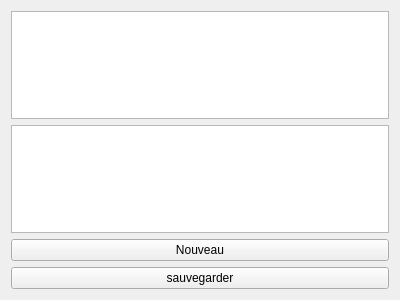
Above: MariaDB/widget.ui from enaarmen/VoiceWatcherYves before the change. Below: the same form after it.
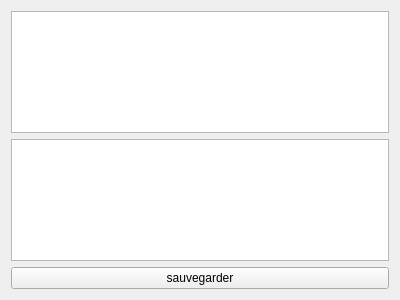
That is the form after the change.

Commit message: bouton nouveau enlevé car inutile.

```diff
--- a/MariaDB/widget.ui
+++ b/MariaDB/widget.ui
@@ -21,13 +21,6 @@
     <widget class="QTextEdit" name="note"/>
    </item>
    <item row="3" column="0">
-    <widget class="QPushButton" name="Nouveau">
-     <property name="text">
-      <string>Nouveau</string>
-     </property>
-    </widget>
-   </item>
-   <item row="4" column="0">
     <widget class="QPushButton" name="sauvegarder">
      <property name="text">
       <string>sauvegarder</string>
```
Left out of the diff: 6 changed lines with no effect on the pictures. The commit also changes 2 other files.
